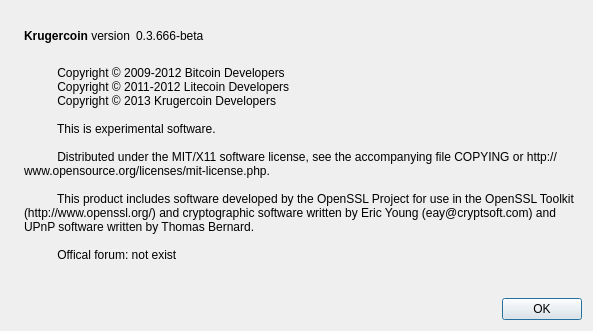
First picture: the form in src/qt/forms/aboutdialog.ui, repository stereosympathy/castlecoin, before the edit.
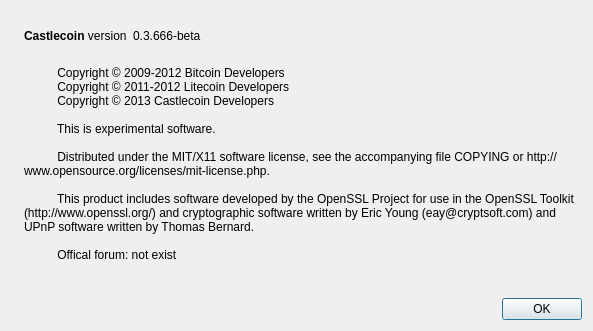
Second picture: the form after the edit. Icons and pictures are not drawn.

Diff of the .ui file:
```diff
--- a/src/qt/forms/aboutdialog.ui
+++ b/src/qt/forms/aboutdialog.ui
@@ -50,7 +50,7 @@
           <cursorShape>IBeamCursor</cursorShape>
          </property>
          <property name="text">
-          <string>&lt;b&gt;Krugercoin&lt;/b&gt; version</string>
+          <string>&lt;b&gt;Castlecoin&lt;/b&gt; version</string>
          </property>
          <property name="textInteractionFlags">
           <set>Qt::LinksAccessibleByMouse|Qt::TextSelectableByKeyboard|Qt::TextSelectableByMouse</set>
@@ -97,7 +97,7 @@
         <string>
           Copyright © 2009-2012 Bitcoin Developers
           Copyright © 2011-2012 Litecoin Developers
-          Copyright © 2013 Krugercoin Developers
+          Copyright © 2013 Castlecoin Developers
 
           This is experimental software.
 
```
Left out of the diff: 2 changed lines with no effect on the pictures.
